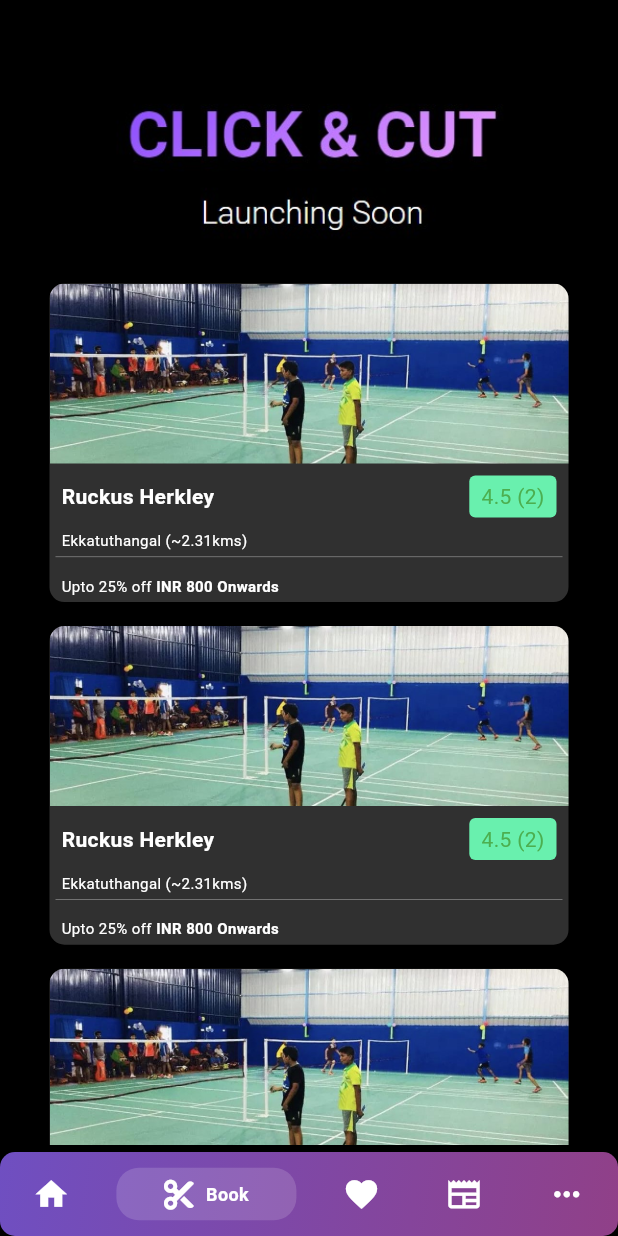
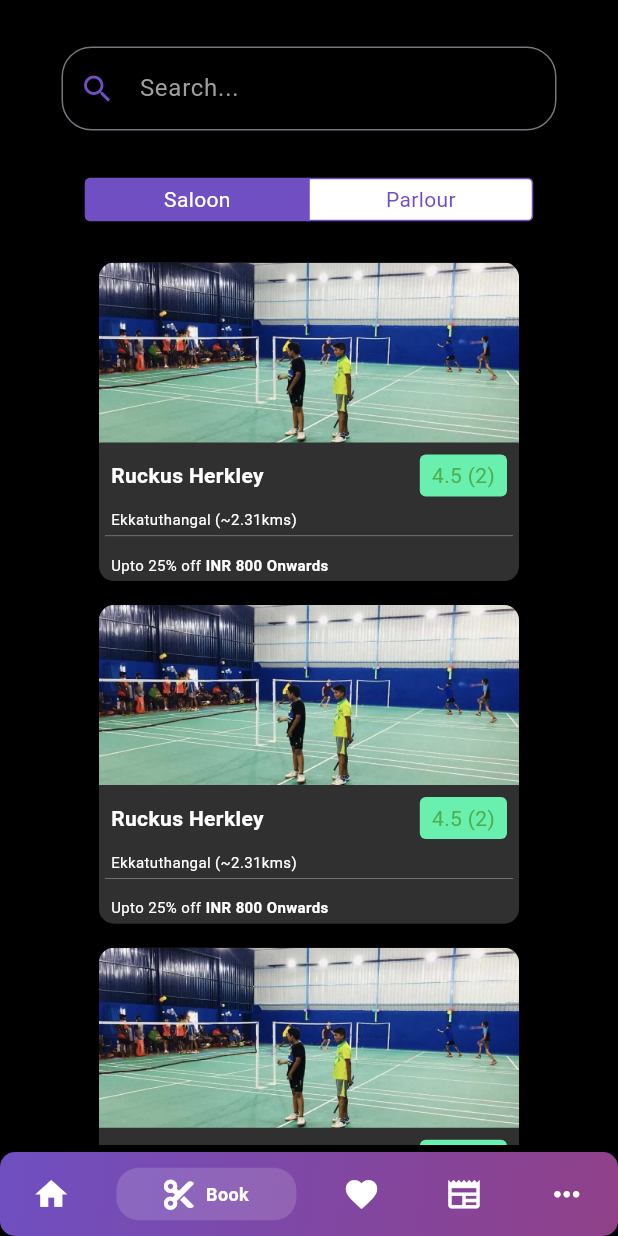
Before and after one commit to HarrishArun/click_and_cut, a Flutter app: the screen it shows after launch, item 2 of the bottom bar chosen, on a phone screen of 412 x 824 dp. Run offline on Flutter 3.47's test engine with Material 3 defaults, Android fonts, the phone set to English and light mode, and no system bars; drawn by our look-alikes of persistent_bottom_nav_bar; our stand-ins replace fluttertoast, font_awesome_flutter, geocoding, geolocator.

Commit message:
bookingscreen-finish

```diff
--- a/lib/components/bottomnavbar.dart
+++ b/lib/components/bottomnavbar.dart
@@ -1,5 +1,5 @@
 import 'package:click_and_cut/const.dart';
-import 'package:click_and_cut/screens/bookings.dart';
+import 'package:click_and_cut/screens/BookingScreen/bookings.dart';
 import 'package:click_and_cut/screens/favourite.dart';
 import 'package:click_and_cut/screens/HomeScreen/homepage.dart';
 import 'package:click_and_cut/screens/more.dart';
--- a/lib/const.dart
+++ b/lib/const.dart
@@ -2,3 +2,4 @@ const klightpurple = 0xFF6f4fc1;
 const kdarkpurple = 0xFF904088;
 const kappBarGrey = 0xFF202124;
 int selectedIndex = 0;
+int segmentedControlValue = 0;
--- a/lib/main.dart
+++ b/lib/main.dart
@@ -1,5 +1,5 @@
 import 'package:click_and_cut/components/bottomnavbar.dart';
-import 'package:click_and_cut/screens/bookings.dart';
+import 'package:click_and_cut/screens/BookingScreen/bookings.dart';
 import 'package:click_and_cut/screens/favourite.dart';
 import 'package:click_and_cut/screens/HomeScreen/homepage.dart';
 import 'package:click_and_cut/screens/feed.dart';
--- /dev/null
+++ b/lib/screens/BookingScreen/BookingScreenComponents/Parlour_view.dart
@@ -0,0 +1,20 @@
+import 'package:flutter/material.dart';
+
+import '../../HomeScreen/HomeScreenComponents/card.dart';
+
+class Parlour_view_booking extends StatelessWidget {
+  const Parlour_view_booking({
+    super.key,
+  });
+
+  @override
+  Widget build(BuildContext context) {
+    return Column(
+      children: [
+        CardWidget(),
+        CardWidget(),
+        CardWidget(),
+      ],
+    );
+  }
+}
--- /dev/null
+++ b/lib/screens/BookingScreen/BookingScreenComponents/Saloon_view.dart
@@ -0,0 +1,23 @@
+import 'package:flutter/material.dart';
+
+import '../../HomeScreen/HomeScreenComponents/card.dart';
+
+class Saloon_view_booking extends StatelessWidget {
+  const Saloon_view_booking({
+    super.key,
+  });
+
+  @override
+  Widget build(BuildContext context) {
+    return Column(
+      children: [
+        CardWidget(),
+        CardWidget(),
+        CardWidget(),
+        CardWidget(),
+        CardWidget(),
+        CardWidget(),
+      ],
+    );
+  }
+}
--- /dev/null
+++ b/lib/screens/BookingScreen/BookingScreenComponents/Search.dart
@@ -0,0 +1,35 @@
+import 'package:flutter/material.dart';
+
+import '../../../const.dart';
+
+class Searchbar extends StatelessWidget {
+  const Searchbar({
+    super.key,
+  });
+
+  @override
+  Widget build(BuildContext context) {
+    return Container(
+      padding: EdgeInsets.all(16.0),
+      child: TextField(
+        style: TextStyle(color: Colors.white),
+        decoration: InputDecoration(
+            hintText: 'Search...',
+            hintStyle: TextStyle(color: Colors.grey),
+            prefixIcon: Icon(
+              Icons.search,
+              color: Color(klightpurple),
+            ),
+            border:
+                OutlineInputBorder(borderRadius: BorderRadius.circular(20.0)),
+            focusedBorder: OutlineInputBorder(
+              borderRadius: BorderRadius.circular(25.0), // Set border radius
+              borderSide: BorderSide(color: Color(klightpurple)),
+            )),
+        onChanged: (value) {
+          print('Search query: $value');
+        },
+      ),
+    );
+  }
+}
--- /dev/null
+++ b/lib/screens/BookingScreen/bookings.dart
@@ -0,0 +1,65 @@
+import 'package:flutter/cupertino.dart';
+import 'package:flutter/material.dart';
+
+import '../../const.dart';
+
+import 'BookingScreenComponents/Parlour_view.dart';
+import 'BookingScreenComponents/Saloon_view.dart';
+import 'BookingScreenComponents/Search.dart';
+
+class BookScreen extends StatefulWidget {
+  @override
+  State<BookScreen> createState() => _BookScreenState();
+}
+
+class _BookScreenState extends State<BookScreen> {
+  @override
+  @override
+  Widget build(BuildContext context) {
+    return Scaffold(
+        body: Container(
+            color: Colors.black,
+            child: Padding(
+              padding: const EdgeInsets.symmetric(horizontal: 25, vertical: 15),
+              child: ListView(
+                // scrollDirection: Axis.vertical,
+                children: [
+                  Searchbar(),
+                  Padding(
+                    padding: const EdgeInsets.all(16.0),
+                    child: Column(
+                      crossAxisAlignment: CrossAxisAlignment.stretch,
+                      children: [
+                        CupertinoSegmentedControl(
+                          children: {
+                            0: Text('Saloon'),
+                            1: Text(
+                              'Parlour',
+                              style: TextStyle(
+                                  //color: Colors.white,
+                                  ),
+                            ),
+                          },
+                          groupValue: segmentedControlValue,
+                          onValueChanged: (value) {
+                            setState(() {
+                              segmentedControlValue = value;
+                            });
+                          },
+                          borderColor: Color(klightpurple),
+                          selectedColor: Color(klightpurple),
+                          unselectedColor: Colors.white,
+                        ),
+                        SizedBox(height: 20),
+                        if (segmentedControlValue == 0)
+                          Saloon_view_booking()
+                        else
+                          Parlour_view_booking(),
+                      ],
+                    ),
+                  ),
+                ],
+              ),
+            )));
+  }
+}
--- a/lib/screens/bookings.dart
+++ /dev/null
@@ -1,41 +0,0 @@
-import 'package:click_and_cut/components/bottomnavbar.dart';
-import 'package:click_and_cut/screens/HomeScreen/HomeScreenComponents/logo_containerr.dart';
-import 'package:click_and_cut/screens/HomeScreen/homepage.dart';
-import 'package:click_and_cut/screens/favourite.dart';
-import 'package:flutter/material.dart';
-import 'package:font_awesome_flutter/font_awesome_flutter.dart';
-import 'package:persistent_bottom_nav_bar/persistent_tab_view.dart';
-
-import '../const.dart';
-import 'HomeScreen/HomeScreenComponents/card.dart';
-import 'feed.dart';
-import 'more.dart';
-
-class BookScreen extends StatefulWidget {
-  @override
-  State<BookScreen> createState() => _BookScreenState();
-}
-
-class _BookScreenState extends State<BookScreen> {
-  @override
-  @override
-  Widget build(BuildContext context) {
-    return Scaffold(
-        body: Container(
-            color: Colors.black,
-            child: Padding(
-              padding: const EdgeInsets.symmetric(horizontal: 25, vertical: 15),
-              child: ListView(
-                scrollDirection: Axis.vertical,
-                children: [
-                  logo_containerr(),
-                  CardWidget(),
-                  CardWidget(),
-                  CardWidget(),
-                  CardWidget(),
-                  CardWidget(),
-                ],
-              ),
-            )));
-  }
-}
```
Also changed, not shown: lib/screens/HomeScreen/HomeScreenComponents/parlour_scroll.dart (+17 -2 lines), lib/screens/HomeScreen/HomeScreenComponents/saloon_scroll.dart (+29 -3 lines), lib/screens/HomeScreen/HomeScreenComponents/seemorecard.dart (+5 -2 lines).
